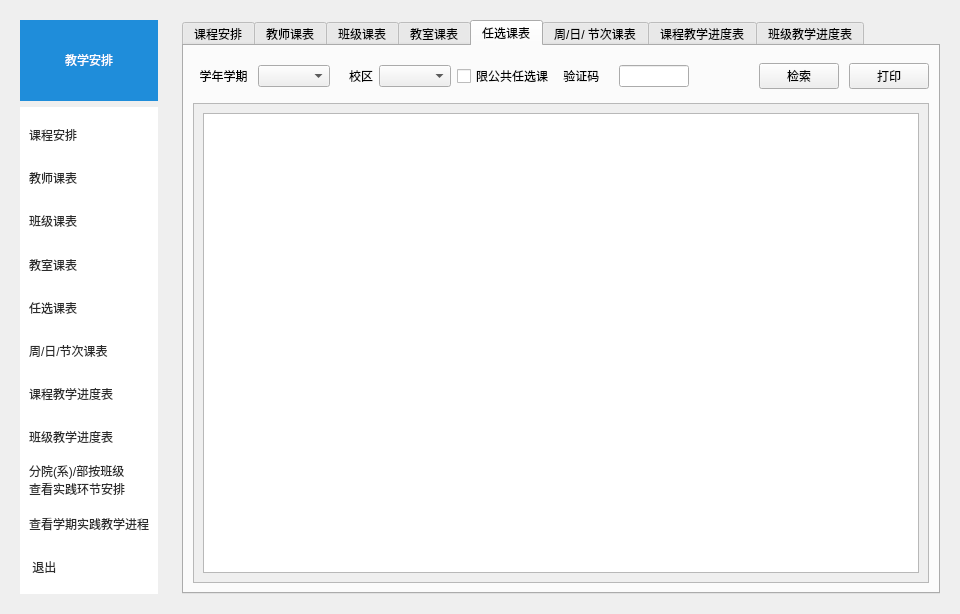
This is Qt-Zhku-Client/MoreWidget.ui in yujiecong/Qt-Zhku-Client as Qt 5 draws it before an edit. The edited form follows.
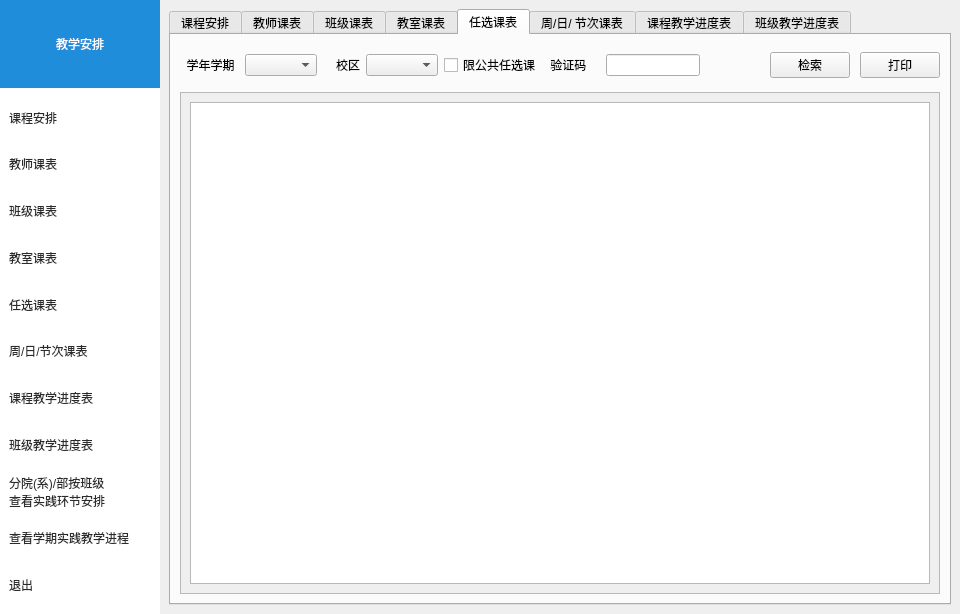
This is the edited form.

```diff
--- a/Qt-Zhku-Client/MoreWidget.ui
+++ b/Qt-Zhku-Client/MoreWidget.ui
@@ -14,9 +14,39 @@
    <string>Form</string>
   </property>
   <layout class="QHBoxLayout" name="horizontalLayout_2" stretch="1,5">
+   <property name="spacing">
+    <number>0</number>
+   </property>
+   <property name="leftMargin">
+    <number>0</number>
+   </property>
+   <property name="topMargin">
+    <number>0</number>
+   </property>
+   <property name="rightMargin">
+    <number>0</number>
+   </property>
+   <property name="bottomMargin">
+    <number>0</number>
+   </property>
    <item>
     <widget class="QWidget" name="widget" native="true">
      <layout class="QVBoxLayout" name="verticalLayout" stretch="1,6">
+      <property name="spacing">
+       <number>0</number>
+      </property>
+      <property name="leftMargin">
+       <number>0</number>
+      </property>
+      <property name="topMargin">
+       <number>0</number>
+      </property>
+      <property name="rightMargin">
+       <number>0</number>
+      </property>
+      <property name="bottomMargin">
+       <number>0</number>
+      </property>
       <item>
        <widget class="QWidget" name="widget" native="true">
         <property name="styleSheet">
@@ -325,7 +355,7 @@
 </string>
            </property>
            <property name="text">
-            <string> 退出</string>
+            <string>退出</string>
            </property>
           </widget>
          </item>
@@ -1202,8 +1232,8 @@
                 <rect>
                  <x>0</x>
                  <y>0</y>
-                 <width>734</width>
-                 <height>485</height>
+                 <width>754</width>
+                 <height>503</height>
                 </rect>
                </property>
                <layout class="QVBoxLayout" name="verticalLayout_16">
```
Left out of the diff: 16 changed lines with no effect on the pictures.
